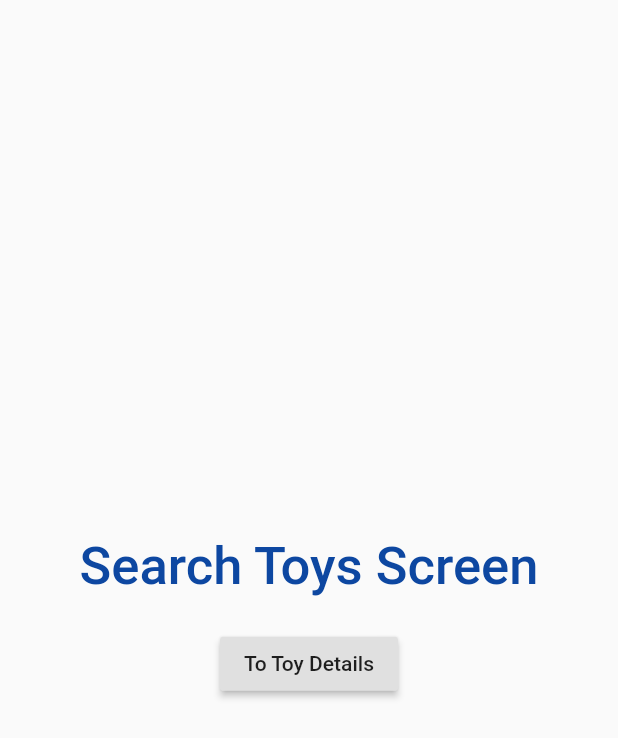
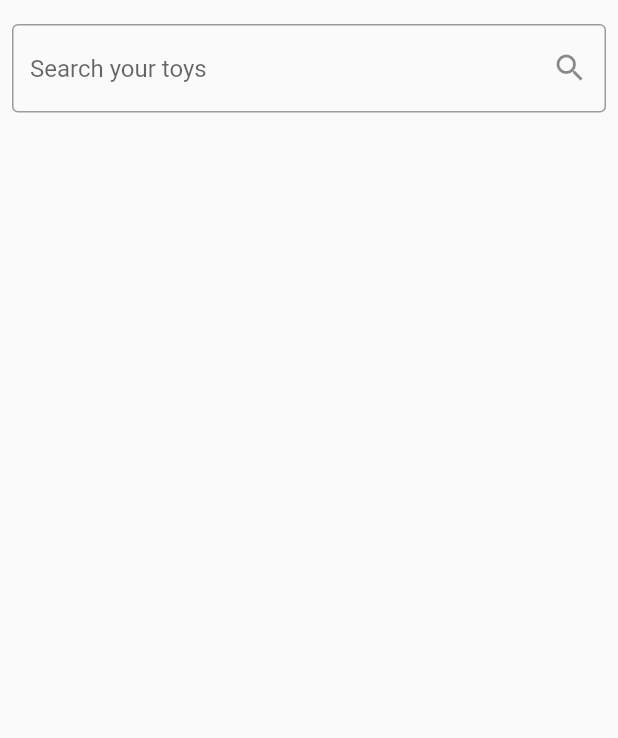
Before and after one commit to JustinCravy/ToyTraderApp, a Flutter app: the SearchToysScreen screen opened directly, on a phone screen of 412 x 824 dp. Shown: the top 738 px of the screen. Run offline on Flutter 3.47's test engine with Material 2 defaults, Android fonts, the phone set to English and light mode, and no system bars.

Commit message:
TOYT-38 SearchScreen

```diff
--- a/lib/screens/Screens.dart
+++ b/lib/screens/Screens.dart
@@ -1,5 +1,6 @@
 import 'package:flutter/material.dart';
 
+import 'MainScreen.dart';
 import 'MessageDetailsScreen.dart';
 import 'MessageTabScreen.dart';
 import 'ToyDetailsScreen.dart';
@@ -43,28 +44,58 @@ class SearchToysScreen extends StatelessWidget{
         // color: const Color(0xffC4DFCB),
         child: Center(
             child: Column(
-              mainAxisAlignment: MainAxisAlignment.center,
+              mainAxisAlignment: MainAxisAlignment.start,
               children: [
-                Text(
-                  "Search Toys Screen",
-                  style: TextStyle(
-                    color: Colors.blue[900],
-                    fontSize: 35,
-                    fontWeight: FontWeight.w500,
-                  ),
-                ),
+                 Padding(
+                  padding : EdgeInsets.symmetric(horizontal: 8, vertical: 16),
+                  child: TextField(
 
-                SizedBox(height: 20.0),
+                    decoration: InputDecoration(
+
+                      suffixIcon: IconButton(
+                        icon: Icon(Icons.search),
+                        onPressed: () {
+
+                        }//Need to be linked with search result
+                      ),
+                        hintText: 'Search your toys',
+                      border: OutlineInputBorder()
+                    ),
+                  )
+                )
+
+               /* SizedBox(height: 20.0),
                 RaisedButton(
                     child: const Text('To Toy Details'),
                     onPressed: ()  {
                       Navigator.push(context, MaterialPageRoute(builder: (context) => const ToyDetailsScreen()));
                     }
-                ),
+                ),*/
               ],
             )
+
         ),
       ),
     );
   }
 }
+
+//longlist, need to get data from data base and covert
+//into widget data type
+//will be moved into SearchToyScreen and rebuild framework.
+List<String> getList(){
+  var items=List<String>.generate(10,(counter)=>"Toy $counter");
+  return items;
+}
+
+Widget getListView(){
+  var listitems = getList();
+  var listView = ListView.builder(
+      itemBuilder:(context, index){
+        return ListTile(
+          title: Text(listitems[index])
+        );
+      }
+  );
+  return listView;
+}
```
